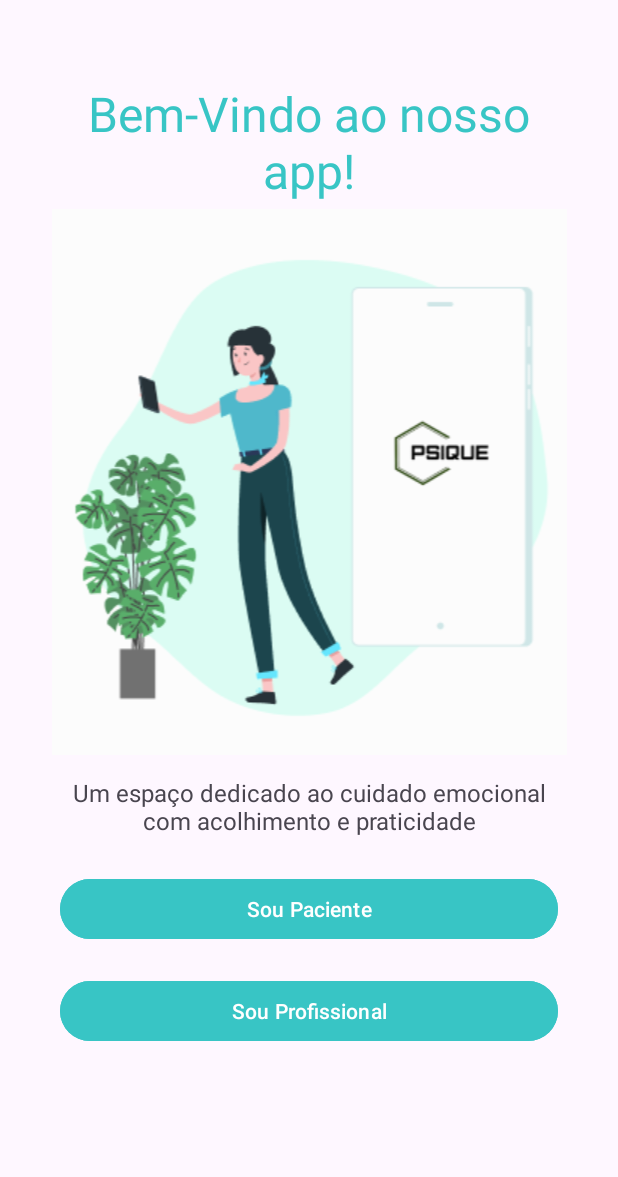
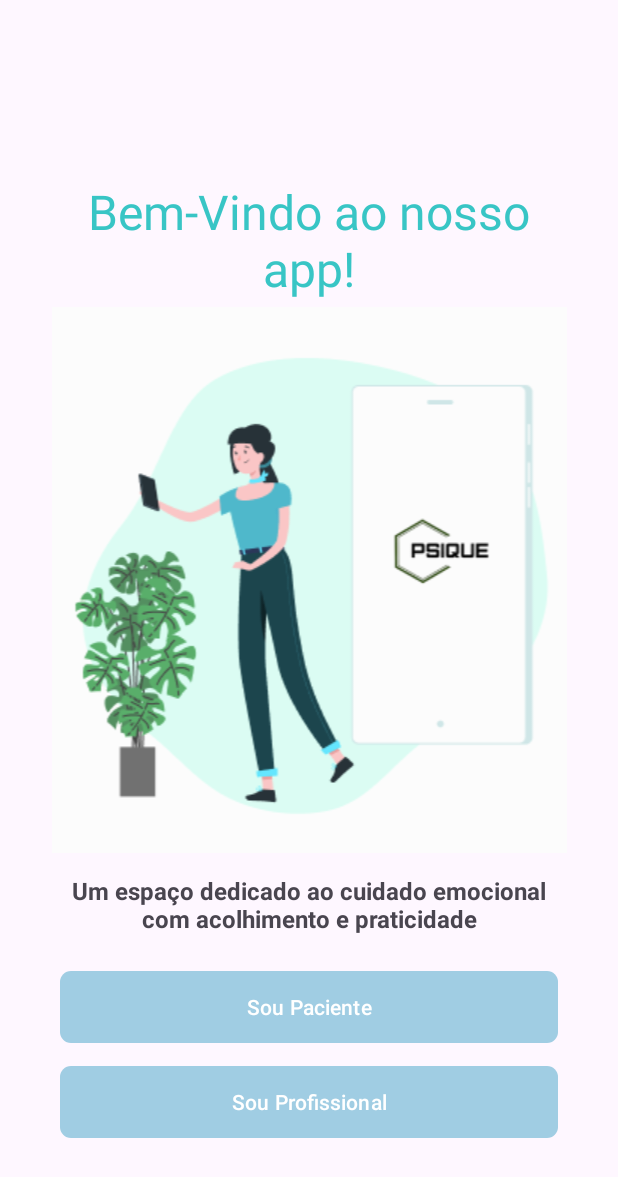
Before and after one commit to Adylla027/Projeto-Integrador, an Android app: the screen it shows after launch (MainActivity), on a phone screen of 412 x 824 dp. Shown: the top 1177 px of the screen. Run offline under Robolectric (Android 15) with nearby library versions, the phone set to English and light mode, and no system bars; our stand-ins replace Firebase (no records; nobody signed in at launch, a user with empty details on screens opened directly), navigation-ui.

```diff
--- a/app/src/main/res/layout/fragment_intro_paciente.xml
+++ b/app/src/main/res/layout/fragment_intro_paciente.xml
@@ -28,6 +28,9 @@
                 android:layout_height="wrap_content"
                 android:backgroundTint="#9CE8E8"
                 android:text="@string/btn_intro"
+                android:layout_marginStart="40dp"
+                android:layout_marginEnd="40dp"
+                android:background="@drawable/bg_btn"
                 app:layout_constraintBottom_toBottomOf="parent"
                 app:layout_constraintEnd_toEndOf="parent"
                 app:layout_constraintHorizontal_bias="0.0"
@@ -66,6 +69,8 @@
                 android:text="@string/txt_intro_paciente"
                 android:textAlignment="center"
                 android:textColor="@color/black"
+                android:textSize="16sp"
+                android:textStyle="bold"
                 app:layout_constraintBottom_toTopOf="@+id/buttonProximo"
                 app:layout_constraintEnd_toEndOf="parent"
                 app:layout_constraintStart_toStartOf="parent"
--- a/app/src/main/res/layout/fragment_intro_profissional.xml
+++ b/app/src/main/res/layout/fragment_intro_profissional.xml
@@ -28,6 +28,9 @@
                 android:layout_height="wrap_content"
                 android:backgroundTint="#169EB0"
                 android:text="@string/btn_intro"
+                android:background="@drawable/bg_btn"
+                android:layout_marginStart="40dp"
+                android:layout_marginEnd="40dp"
                 app:layout_constraintBottom_toBottomOf="parent"
                 app:layout_constraintEnd_toEndOf="parent"
                 app:layout_constraintHorizontal_bias="0.0"
@@ -66,6 +69,8 @@
                 android:text="@string/txt_intro_profissional"
                 android:textAlignment="center"
                 android:textColor="@color/black"
+                android:textSize="16sp"
+                android:textStyle="bold"
                 app:layout_constraintBottom_toTopOf="@+id/buttonProximo"
                 app:layout_constraintEnd_toEndOf="parent"
                 app:layout_constraintStart_toStartOf="parent"
--- a/app/src/main/res/layout/fragment_introducao.xml
+++ b/app/src/main/res/layout/fragment_introducao.xml
@@ -10,7 +10,8 @@
         android:id="@+id/linearLayout"
         android:layout_width="match_parent"
         android:layout_height="match_parent"
-        android:orientation="vertical">
+        android:orientation="vertical"
+        android:gravity="center">
 
         <TextView
             android:layout_width="match_parent"
@@ -41,7 +42,8 @@
             android:text="Um espaço dedicado ao cuidado emocional com acolhimento e praticidade"
             android:padding="4dp"
             android:textAlignment="center"
-            android:textSize="16dp"
+            android:textSize="16sp"
+            android:textStyle="bold"
             android:layout_marginRight="40dp"
             android:layout_marginLeft="40dp"/>
 
@@ -53,6 +55,7 @@
             android:layout_marginTop="20dp"
             android:layout_marginLeft="40dp"
             android:layout_marginRight="40dp"
+            android:background="@drawable/bg_btn"
             android:backgroundTint="#38C5C5" />
 
         <com.google.android.material.button.MaterialButton
@@ -60,9 +63,10 @@
             android:layout_width="match_parent"
             android:layout_height="wrap_content"
             android:text="Sou Profissional"
-            android:layout_marginTop="20dp"
+            android:layout_marginTop="15dp"
             android:layout_marginLeft="40dp"
             android:layout_marginRight="40dp"
+            android:background="@drawable/bg_btn"
             android:backgroundTint="#38C5C5"/>
 
 
```
